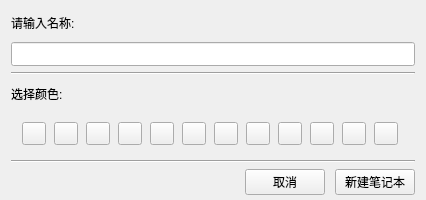
Qt form App/windows/newnotegroupform.ui (kevinWu7/LifeNote) before a commit.
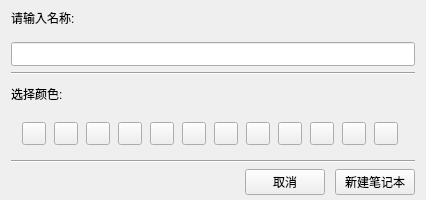
The same form after that commit.

The edit to the form file:
```diff
--- a/App/windows/newnotegroupform.ui
+++ b/App/windows/newnotegroupform.ui
@@ -15,13 +15,19 @@
   </property>
   <layout class="QVBoxLayout" name="verticalLayout">
    <property name="topMargin">
-    <number>10</number>
+    <number>0</number>
    </property>
    <property name="bottomMargin">
     <number>5</number>
    </property>
    <item>
     <widget class="QLabel" name="nameLabel">
+     <property name="minimumSize">
+      <size>
+       <width>0</width>
+       <height>36</height>
+      </size>
+     </property>
      <property name="styleSheet">
       <string notr="true"/>
      </property>
```
